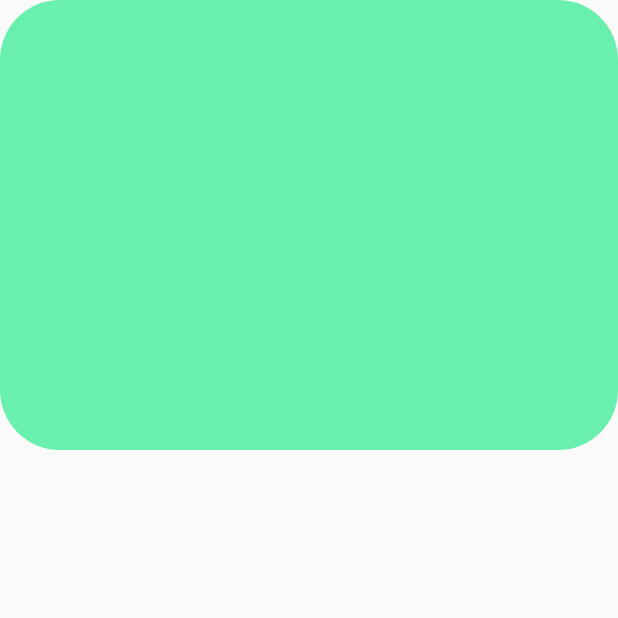
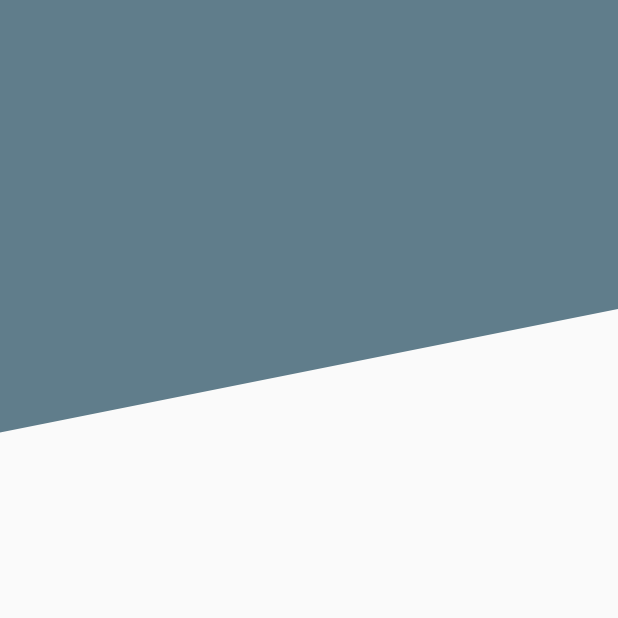
Before and after one commit to Marisabel-Condori/animaciones-flutter, a Flutter app: the screen it shows after launch, on a phone screen of 412 x 824 dp, the top half of it. Run offline on Flutter 3.47's test engine with Material 2 defaults, Android fonts, the phone set to English and light mode, and no system bars.

Commit message:
header diagonal

```diff
--- a/lib/pages/header_page.dart
+++ b/lib/pages/header_page.dart
@@ -7,7 +7,7 @@ class HeadersPage extends StatelessWidget {
   @override
   Widget build(BuildContext context) {
     return Scaffold(
-      body: HeaderCircularWidget()
+      body: HeaderDiagonalWidget()
     );
   }
 }
--- a/lib/widgets/header_widget.dart
+++ b/lib/widgets/header_widget.dart
@@ -25,3 +25,41 @@ class HeaderCircularWidget extends StatelessWidget {
     );
   }
 }
+
+class HeaderDiagonalWidget extends StatelessWidget {
+
+  @override
+  Widget build(BuildContext context) {
+    return Container(
+      height: double.infinity,
+      width: double.infinity,
+      child: CustomPaint(
+        painter: _HeaderDiagonalPainter(),
+      )
+    );
+  }
+}
+class _HeaderDiagonalPainter extends CustomPainter {
+
+  @override
+  void paint(Canvas canvas, Size size) {
+    final lapiz = new Paint();
+    // propiedades
+    lapiz.color = Colors.blueGrey;
+    lapiz.strokeWidth = 20.0;
+    lapiz.style = PaintingStyle.fill;
+
+    final path = new Path();
+    //dibujar con el lapiz y el path
+    path.moveTo(0, size.height * 0.35);
+    path.lineTo(size.width, size.height * 0.25);
+    path.lineTo(size.width, 0);
+    path.lineTo(0, 0);
+
+    canvas.drawPath(path, lapiz);
+  }
+
+  @override
+  bool shouldRepaint(_HeaderDiagonalPainter oldDelegate) => true;
+
+}
```
